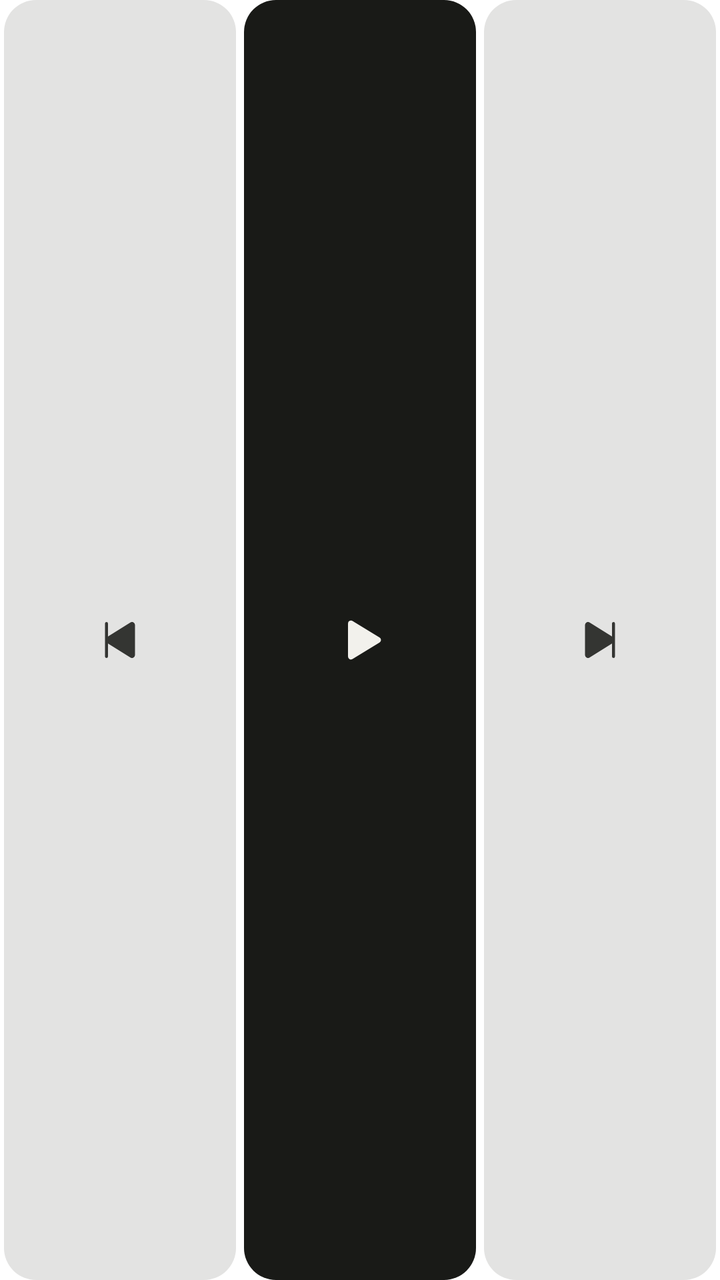
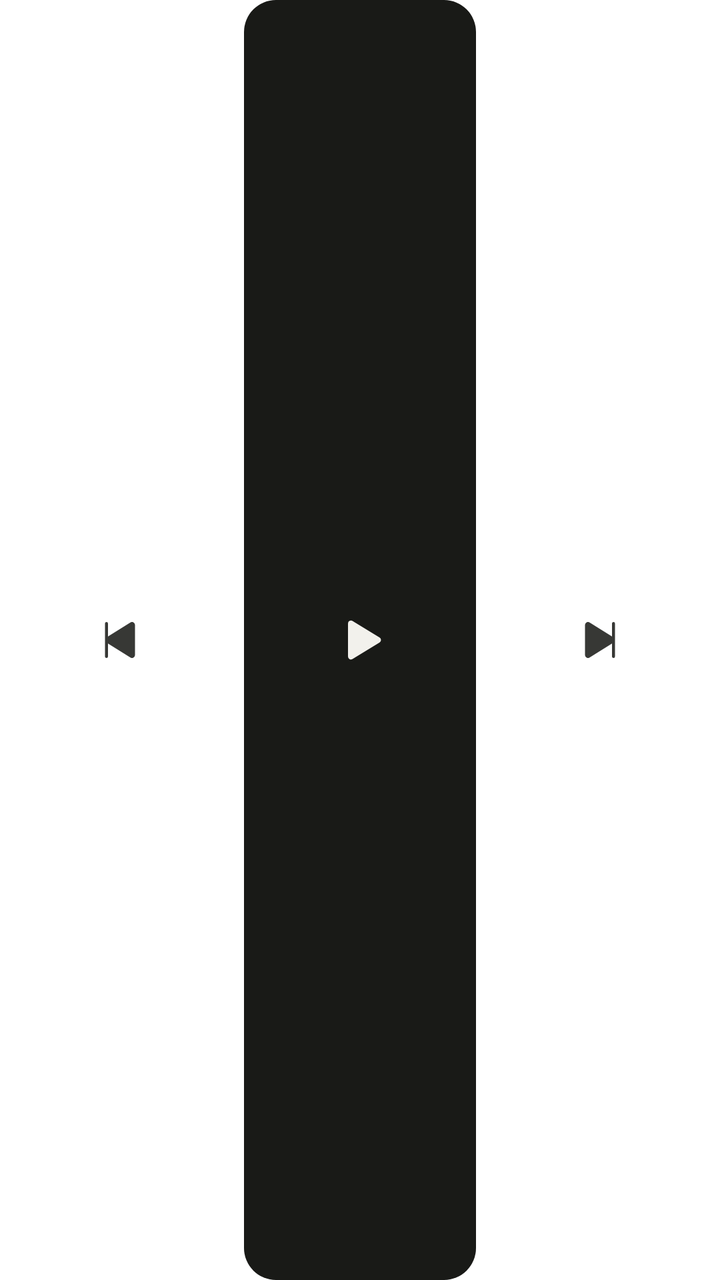

Two renders of the same Android screen: before a commit and after it. Below are the layout's source before the change and the commit's diff.
<!-- AndroidManifest.xml: application theme Theme.Amsel.Starting -->
<!-- res/layout/widget_buttons.xml -->
<?xml version="1.0" encoding="utf-8"?>
<LinearLayout xmlns:android="http://schemas.android.com/apk/res/android"
    android:id="@+id/widget_row"
    android:layout_width="match_parent"
    android:layout_height="match_parent"
    android:baselineAligned="false"
    android:orientation="horizontal">

    <FrameLayout
        android:id="@+id/widget_slot_1"
        android:layout_width="0dp"
        android:layout_weight="1"
        android:layout_height="match_parent"
        android:background="@drawable/widget_cell_light">

        <ImageView
            android:id="@+id/widget_glyph_1"
            android:layout_width="24dp"
            android:layout_height="24dp"
            android:layout_gravity="center"
            android:importantForAccessibility="no"
            android:src="@drawable/ic_skip_previous"
            android:tint="@color/widget_glyph_light"
            android:tintMode="src_in" />

        <ImageView
            android:id="@+id/widget_face_1"
            android:layout_width="28dp"
            android:layout_height="28dp"
            android:layout_gravity="center"
            android:importantForAccessibility="no"
            android:visibility="gone" />
    </FrameLayout>

    <FrameLayout
        android:id="@+id/widget_slot_2"
        android:layout_width="0dp"
        android:layout_weight="1"
        android:layout_height="match_parent"
        android:background="@drawable/widget_cell_play_light">

        <ImageView
            android:id="@+id/widget_glyph_2"
            android:layout_width="24dp"
            android:layout_height="24dp"
            android:layout_gravity="center"
            android:importantForAccessibility="no"
            android:src="@drawable/ic_play"
            android:tint="@color/widget_on_disc_light"
            android:tintMode="src_in" />

        <ImageView
            android:id="@+id/widget_face_2"
            android:layout_width="28dp"
            android:layout_height="28dp"
            android:layout_gravity="center"
            android:importantForAccessibility="no"
            android:visibility="gone" />
    </FrameLayout>

    <FrameLayout
        android:id="@+id/widget_slot_3"
        android:layout_width="0dp"
        android:layout_weight="1"
        android:layout_height="match_parent"
        android:background="@drawable/widget_cell_light">

        <ImageView
            android:id="@+id/widget_glyph_3"
            android:layout_width="24dp"
            android:layout_height="24dp"
            android:layout_gravity="center"
            android:importantForAccessibility="no"
            android:src="@drawable/ic_skip_next"
            android:tint="@color/widget_glyph_light"
            android:tintMode="src_in" />

        <ImageView
            android:id="@+id/widget_face_3"
            android:layout_width="28dp"
            android:layout_height="28dp"
            android:layout_gravity="center"
            android:importantForAccessibility="no"
            android:visibility="gone" />
    </FrameLayout>

    <FrameLayout
        android:id="@+id/widget_slot_4"
        android:layout_width="0dp"
        android:layout_weight="1"
        android:layout_height="match_parent"
        android:background="@drawable/widget_cell_light"
        android:visibility="gone">

        <ImageView
            android:id="@+id/widget_glyph_4"
            android:layout_width="24dp"
            android:layout_height="24dp"
            android:layout_gravity="center"
            android:importantForAccessibility="no"
            android:src="@drawable/ic_speaker"
            android:tint="@color/widget_glyph_light"
            android:tintMode="src_in" />

        <ImageView
            android:id="@+id/widget_face_4"
            android:layout_width="28dp"
            android:layout_height="28dp"
            android:layout_gravity="center"
            android:importantForAccessibility="no"
            android:visibility="gone" />
    </FrameLayout>
</LinearLayout>
<!-- resources referenced by this layout -->
<resources>
  <color name="widget_glyph_light">#DE191A17</color>
  <color name="widget_on_disc_light">#FFF2F1EC</color>
  <!-- drawable ic_skip_next (drawable) -->
  <?xml version="1.0" encoding="utf-8"?>
  <vector xmlns:android="http://schemas.android.com/apk/res/android"
      android:width="24dp"
      android:height="24dp"
      android:autoMirrored="false"
      android:tint="?android:attr/colorControlNormal"
      android:viewportWidth="256"
      android:viewportHeight="256">
      <path
          android:fillColor="@android:color/white"
          android:pathData="M208,40V216a8,8,0,0,1-16,0V146.77L72.43,221.55A15.95,15.95,0,0,1,48,208.12V47.88A15.95,15.95,0,0,1,72.43,34.45L192,109.23V40a8,8,0,0,1,16,0Z" />
  </vector>
  <!-- drawable ic_skip_previous (drawable) -->
  <?xml version="1.0" encoding="utf-8"?>
  <vector xmlns:android="http://schemas.android.com/apk/res/android"
      android:width="24dp"
      android:height="24dp"
      android:autoMirrored="false"
      android:tint="?android:attr/colorControlNormal"
      android:viewportWidth="256"
      android:viewportHeight="256">
      <path
          android:fillColor="@android:color/white"
          android:pathData="M208,47.88V208.12a16,16,0,0,1-24.43,13.43L64,146.77V216a8,8,0,0,1-16,0V40a8,8,0,0,1,16,0v69.23L183.57,34.45A15.95,15.95,0,0,1,208,47.88Z" />
  </vector>
  <!-- drawable widget_cell_light (drawable) -->
  <?xml version="1.0" encoding="utf-8"?>
  <inset xmlns:android="http://schemas.android.com/apk/res/android"
      android:insetLeft="@dimen/widget_cell_inset"
      android:insetRight="@dimen/widget_cell_inset">
      <selector>
          <item android:state_pressed="true">
              <layer-list>
                  <item>
                      <shape android:shape="rectangle">
                          <solid android:color="@color/widget_cell_light" />
                          <corners android:radius="@dimen/widget_cell_radius" />
                      </shape>
                  </item>
                  <item>
                      <shape android:shape="rectangle">
                          <solid android:color="@color/widget_press_light" />
                          <corners android:radius="@dimen/widget_cell_radius" />
                      </shape>
                  </item>
              </layer-list>
          </item>
          <item>
              <shape android:shape="rectangle">
                  <solid android:color="@color/widget_cell_light" />
                  <corners android:radius="@dimen/widget_cell_radius" />
              </shape>
          </item>
      </selector>
  </inset>
  <style name="Theme.Amsel.Starting" parent="Theme.SplashScreen.IconBackground">
          <item name="windowSplashScreenBackground">@color/splash_background</item>
          <item name="windowSplashScreenAnimatedIcon">@drawable/ic_launcher_foreground</item>
          <item name="windowSplashScreenIconBackgroundColor">@color/ic_launcher_background</item>
          <item name="postSplashScreenTheme">@style/Theme.Amsel</item>
      </style>
  <dimen name="widget_cell_inset">2dp</dimen>
  <color name="widget_cell_light">#1F191A17</color>
  <dimen name="widget_cell_radius">16dp</dimen>
  <color name="widget_press_light">#14191A17</color>
  <color name="widget_disc_light">#FF191A17</color>
  <color name="widget_press_disc_light">#29F2F1EC</color>
  <color name="splash_background">#FFF2F1EC</color>
  <color name="ic_launcher_background">#FFF1E9DA</color>
  <style name="Theme.Amsel" parent="android:Theme.Material.Light.NoActionBar">
          <item name="android:windowBackground">@color/splash_background</item>
      </style>
  <!-- unchanged entries left out for length: 4 -->
</resources>

<!-- the commit's change to res/layout/widget_buttons.xml (unified diff, before → after) -->
@@ -11,7 +11,7 @@
         android:layout_width="0dp"
         android:layout_weight="1"
         android:layout_height="match_parent"
-        android:background="@drawable/widget_cell_light">
+        android:background="@drawable/widget_bare_light">
 
         <ImageView
             android:id="@+id/widget_glyph_1"
@@ -63,7 +63,7 @@
         android:layout_width="0dp"
         android:layout_weight="1"
         android:layout_height="match_parent"
-        android:background="@drawable/widget_cell_light">
+        android:background="@drawable/widget_bare_light">
 
         <ImageView
             android:id="@+id/widget_glyph_3"
@@ -89,7 +89,7 @@
         android:layout_width="0dp"
         android:layout_weight="1"
         android:layout_height="match_parent"
-        android:background="@drawable/widget_cell_light"
+        android:background="@drawable/widget_bare_light"
         android:visibility="gone">
 
         <ImageView
@@ -110,4 +110,112 @@
             android:importantForAccessibility="no"
             android:visibility="gone" />
     </FrameLayout>
+
+    <FrameLayout
+        android:id="@+id/widget_slot_5"
+        android:layout_width="0dp"
+        android:layout_weight="1"
+        android:layout_height="match_parent"
+        android:background="@drawable/widget_bare_light"
+        android:visibility="gone">
+
+        <ImageView
+            android:id="@+id/widget_glyph_5"
+            android:layout_width="24dp"
+            android:layout_height="24dp"
+            android:layout_gravity="center"
+            android:importantForAccessibility="no"
+            android:src="@drawable/ic_speaker"
+            android:tint="@color/widget_glyph_light"
+            android:tintMode="src_in" />
+
+        <ImageView
+            android:id="@+id/widget_face_5"
+            android:layout_width="28dp"
+            android:layout_height="28dp"
+            android:layout_gravity="center"
+            android:importantForAccessibility="no"
+            android:visibility="gone" />
+    </FrameLayout>
+
+    <FrameLayout
+        android:id="@+id/widget_slot_6"
+        android:layout_width="0dp"
+        android:layout_weight="1"
+        android:layout_height="match_parent"
+        android:background="@drawable/widget_bare_light"
+        android:visibility="gone">
+
+        <ImageView
+            android:id="@+id/widget_glyph_6"
+            android:layout_width="24dp"
+            android:layout_height="24dp"
+            android:layout_gravity="center"
+            android:importantForAccessibility="no"
+            android:src="@drawable/ic_speaker"
+            android:tint="@color/widget_glyph_light"
+            android:tintMode="src_in" />
+
+        <ImageView
+            android:id="@+id/widget_face_6"
+            android:layout_width="28dp"
+            android:layout_height="28dp"
+            android:layout_gravity="center"
+            android:importantForAccessibility="no"
+            android:visibility="gone" />
+    </FrameLayout>
+
+    <FrameLayout
+        android:id="@+id/widget_slot_7"
+        android:layout_width="0dp"
+        android:layout_weight="1"
+        android:layout_height="match_parent"
+        android:background="@drawable/widget_bare_light"
+        android:visibility="gone">
+
+        <ImageView
+            android:id="@+id/widget_glyph_7"
+            android:layout_width="24dp"
+            android:layout_height="24dp"
+            android:layout_gravity="center"
+            android:importantForAccessibility="no"
+            android:src="@drawable/ic_speaker"
+            android:tint="@color/widget_glyph_light"
+            android:tintMode="src_in" />
+
+        <ImageView
+            android:id="@+id/widget_face_7"
+            android:layout_width="28dp"
+            android:layout_height="28dp"
+            android:layout_gravity="center"
+            android:importantForAccessibility="no"
+            android:visibility="gone" />
+    </FrameLayout>
+
+    <FrameLayout
+        android:id="@+id/widget_slot_8"
+        android:layout_width="0dp"
+        android:layout_weight="1"
+        android:layout_height="match_parent"
+        android:background="@drawable/widget_bare_light"
+        android:visibility="gone">
+
+        <ImageView
+            android:id="@+id/widget_glyph_8"
+            android:layout_width="24dp"
+            android:layout_height="24dp"
+            android:layout_gravity="center"
+            android:importantForAccessibility="no"
+            android:src="@drawable/ic_speaker"
+            android:tint="@color/widget_glyph_light"
+            android:tintMode="src_in" />
+
+        <ImageView
+            android:id="@+id/widget_face_8"
+            android:layout_width="28dp"
+            android:layout_height="28dp"
+            android:layout_gravity="center"
+            android:importantForAccessibility="no"
+            android:visibility="gone" />
+    </FrameLayout>
 </LinearLayout>
<!-- resource entries referenced after the edit -->
@@ -28,34 +28,19 @@
           android:fillColor="@android:color/white"
           android:pathData="M208,47.88V208.12a16,16,0,0,1-24.43,13.43L64,146.77V216a8,8,0,0,1-16,0V40a8,8,0,0,1,16,0v69.23L183.57,34.45A15.95,15.95,0,0,1,208,47.88Z" />
   </vector>
-  <!-- drawable widget_cell_light (drawable) -->
+  <!-- drawable widget_bare_light (drawable) -->
   <?xml version="1.0" encoding="utf-8"?>
   <inset xmlns:android="http://schemas.android.com/apk/res/android"
       android:insetLeft="@dimen/widget_cell_inset"
       android:insetRight="@dimen/widget_cell_inset">
       <selector>
           <item android:state_pressed="true">
-              <layer-list>
-                  <item>
-                      <shape android:shape="rectangle">
-                          <solid android:color="@color/widget_cell_light" />
-                          <corners android:radius="@dimen/widget_cell_radius" />
-                      </shape>
-                  </item>
-                  <item>
-                      <shape android:shape="rectangle">
-                          <solid android:color="@color/widget_press_light" />
-                          <corners android:radius="@dimen/widget_cell_radius" />
-                      </shape>
-                  </item>
-              </layer-list>
-          </item>
-          <item>
               <shape android:shape="rectangle">
                   <solid android:color="@color/widget_cell_light" />
                   <corners android:radius="@dimen/widget_cell_radius" />
               </shape>
           </item>
+          <item android:drawable="@android:color/transparent" />
       </selector>
   </inset>
   <style name="Theme.Amsel.Starting" parent="Theme.SplashScreen.IconBackground">
@@ -67,7 +52,6 @@
   <dimen name="widget_cell_inset">2dp</dimen>
   <color name="widget_cell_light">#1F191A17</color>
   <dimen name="widget_cell_radius">16dp</dimen>
-  <color name="widget_press_light">#14191A17</color>
   <color name="widget_disc_light">#FF191A17</color>
   <color name="widget_press_disc_light">#29F2F1EC</color>
   <color name="splash_background">#FFF2F1EC</color>
